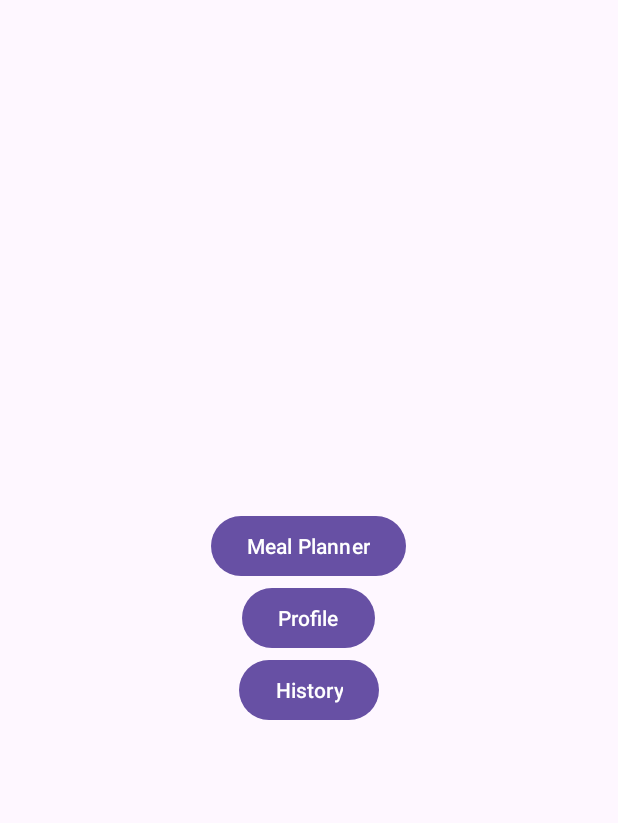
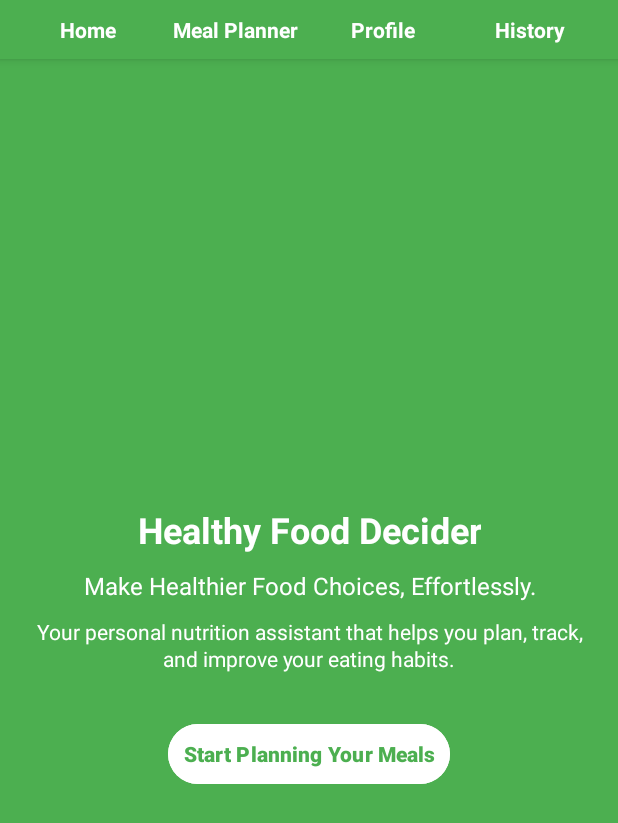
Before and after one commit to Harrybandukda/COMP3074_GroupProject, an Android app: the screen it shows after launch (HomeActivity), on a phone screen of 412 x 824 dp. Shown: the top 823 px of the screen. Run offline under Robolectric (Android 15) with nearby library versions, the phone set to English and light mode, and no system bars.

Commit message:
Home Page Done

```diff
--- a/app/src/main/java/com/example/comp3074_groupproject/HomeActivity.java
+++ b/app/src/main/java/com/example/comp3074_groupproject/HomeActivity.java
@@ -17,6 +17,15 @@ public class HomeActivity extends AppCompatActivity {
         super.onCreate(savedInstanceState);
         EdgeToEdge.enable(this);
         setContentView(R.layout.activity_home);
+
+        findViewById(R.id.btnStartPlanning).setOnClickListener(new View.OnClickListener(){
+            public void onClick(View v) {
+                // Navigate to Meal Planner Activity
+                Intent intent = new Intent(HomeActivity.this, MealPlannerActivity.class);
+                startActivity(intent);
+            }
+        });
+
         ViewCompat.setOnApplyWindowInsetsListener(findViewById(R.id.main), (v, insets) -> {
             Insets systemBars = insets.getInsets(WindowInsetsCompat.Type.systemBars());
             v.setPadding(systemBars.left, systemBars.top, systemBars.right, systemBars.bottom);
@@ -24,15 +33,23 @@ public class HomeActivity extends AppCompatActivity {
         });
     }
 
-    public void openMealPlanner(View view) {
-        startActivity(new Intent(this, MealPlannerActivity.class));
+    // Navigation bar methods
+    public void navigateToHome(View view) {
+        // Do nothing, as the user is already on the Home page
     }
 
-    public void openProfile(View view) {
-        startActivity(new Intent(this, ProfileActivity.class));
+    public void navigateToMealPlanner(View view) {
+        Intent intent = new Intent(this, MealPlannerActivity.class);
+        startActivity(intent);
     }
 
-    public void openHistory(View view) {
-        startActivity(new Intent(this, HistoryActivity.class));
+    public void navigateToProfile(View view) {
+        Intent intent = new Intent(this, ProfileActivity.class);
+        startActivity(intent);
+    }
+
+    public void navigateToHistory(View view) {
+        Intent intent = new Intent(this, HistoryActivity.class);
+        startActivity(intent);
     }
 }
--- a/app/src/main/res/layout/activity_home.xml
+++ b/app/src/main/res/layout/activity_home.xml
@@ -4,27 +4,109 @@
     android:layout_width="match_parent"
     android:layout_height="match_parent"
     android:orientation="vertical"
-    android:gravity="center"
+    android:background="@color/green"
     tools:context=".HomeActivity">
 
-    <Button
-        android:id="@+id/btnMealPlanner"
-        android:layout_width="wrap_content"
+    <!-- Navigation Bar -->
+    <LinearLayout
+        android:layout_width="match_parent"
         android:layout_height="wrap_content"
-        android:text="@string/meal_planner"
-        android:onClick="openMealPlanner" />
+        android:orientation="horizontal"
+        android:background="@color/green"
+        android:padding="10dp"
+        android:elevation="4dp">
 
-    <Button
-        android:id="@+id/btnProfile"
-        android:layout_width="wrap_content"
-        android:layout_height="wrap_content"
-        android:text="@string/profile"
-        android:onClick="openProfile" />
+        <TextView
+            android:id="@+id/navHome"
+            android:layout_width="0dp"
+            android:layout_height="wrap_content"
+            android:layout_weight="1"
+            android:gravity="center"
+            android:text="@string/home"
+            android:textColor="@color/white"
+            android:textStyle="bold"
+            android:onClick="navigateToHome" />
 
-    <Button
-        android:id="@+id/btnHistory"
-        android:layout_width="wrap_content"
-        android:layout_height="wrap_content"
-        android:text="@string/history"
-        android:onClick="openHistory" />
+        <TextView
+            android:id="@+id/navMealPlanner"
+            android:layout_width="0dp"
+            android:layout_height="wrap_content"
+            android:layout_weight="1"
+            android:gravity="center"
+            android:text="@string/meal_planner"
+            android:textColor="@color/white"
+            android:textStyle="bold"
+            android:onClick="navigateToMealPlanner" />
+
+        <TextView
+            android:id="@+id/navProfile"
+            android:layout_width="0dp"
+            android:layout_height="wrap_content"
+            android:layout_weight="1"
+            android:gravity="center"
+            android:text="@string/profile"
+            android:textColor="@color/white"
+            android:textStyle="bold"
+            android:onClick="navigateToProfile" />
+
+        <TextView
+            android:id="@+id/navHistory"
+            android:layout_width="0dp"
+            android:layout_height="wrap_content"
+            android:layout_weight="1"
+            android:gravity="center"
+            android:text="@string/history"
+            android:textColor="@color/white"
+            android:textStyle="bold"
+            android:onClick="navigateToHistory" />
+    </LinearLayout>
+
+    <!-- App Introduction -->
+    <LinearLayout
+        android:layout_width="match_parent"
+        android:layout_height="match_parent"
+        android:orientation="vertical"
+        android:gravity="center"
+        android:padding="20dp">
+
+        <TextView
+            android:layout_width="wrap_content"
+            android:layout_height="wrap_content"
+            android:text="@string/healthy_food_decider"
+            android:textSize="24sp"
+            android:textStyle="bold"
+            android:textColor="@color/white"
+            android:gravity="center" />
+
+        <TextView
+            android:layout_width="wrap_content"
+            android:layout_height="wrap_content"
+            android:layout_marginTop="10dp"
+            android:text="@string/make_healthier_food_choices_effortlessly"
+            android:textSize="16sp"
+            android:textColor="@color/white"
+            android:gravity="center" />
+
+        <TextView
+            android:layout_width="wrap_content"
+            android:layout_height="wrap_content"
+            android:layout_marginTop="10dp"
+            android:text="@string/your_personal_nutrition_assistant_that_helps_you_plan_track_and_improve_your_eating_habits"
+            android:textSize="14sp"
+            android:textColor="@color/white"
+            android:gravity="center"
+            android:lineSpacingExtra="2dp" />
+
+        <!-- Primary Action Button -->
+        <Button
+            android:id="@+id/btnStartPlanning"
+            android:layout_width="wrap_content"
+            android:layout_height="wrap_content"
+            android:layout_marginTop="30dp"
+            android:backgroundTint="@color/white"
+            android:padding="10dp"
+            android:text="@string/start_planning_your_meals"
+            android:textColor="@color/green"
+            android:textStyle="bold" />
+    </LinearLayout>
 </LinearLayout>
--- a/app/src/main/res/values/colors.xml
+++ b/app/src/main/res/values/colors.xml
@@ -1,5 +1,6 @@
 <?xml version="1.0" encoding="utf-8"?>
 <resources>
-    <color name="black">#FF000000</color>
-    <color name="white">#FFFFFFFF</color>
+    <color name="green">#4CAF50</color>
+    <color name="white">#FFFFFF</color>
+    <color name="black">#000000</color>
 </resources>
--- a/app/src/main/res/values/strings.xml
+++ b/app/src/main/res/values/strings.xml
@@ -1,14 +1,11 @@
 <resources>
-    <string name="app_name">COMP3074_GroupProject</string>
+
+    <string name="home">Home</string>
     <string name="meal_planner">Meal Planner</string>
     <string name="profile">Profile</string>
     <string name="history">History</string>
-    <string name="recipes">Recipes</string>
-    <string name="log_in_screen">Log In Screen</string>
-    <string name="preference_screen">Preference Screen</string>
-    <string name="recipes_screen">Recipes Screen</string>
-    <string name="recommendations_screen">Recommendations Screen</string>
-    <string name="summary_screen">Summary Screen</string>
-    <string name="daily_plan">Daily Plan</string>
-    <string name="log_in">Log In</string>
+    <string name="healthy_food_decider">Healthy Food Decider</string>
+    <string name="make_healthier_food_choices_effortlessly">Make Healthier Food Choices, Effortlessly.</string>
+    <string name="your_personal_nutrition_assistant_that_helps_you_plan_track_and_improve_your_eating_habits">Your personal nutrition assistant that helps you plan, track, and improve your eating habits.</string>
+    <string name="start_planning_your_meals">Start Planning Your Meals</string>
 </resources>
```
